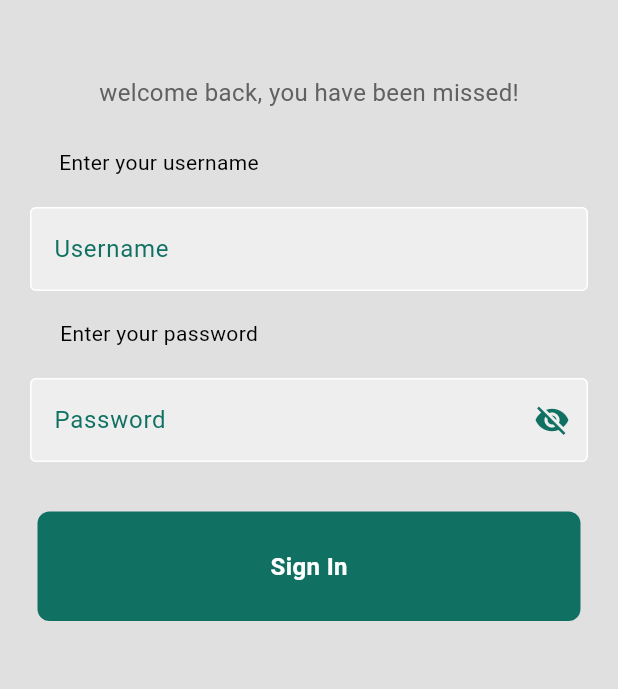
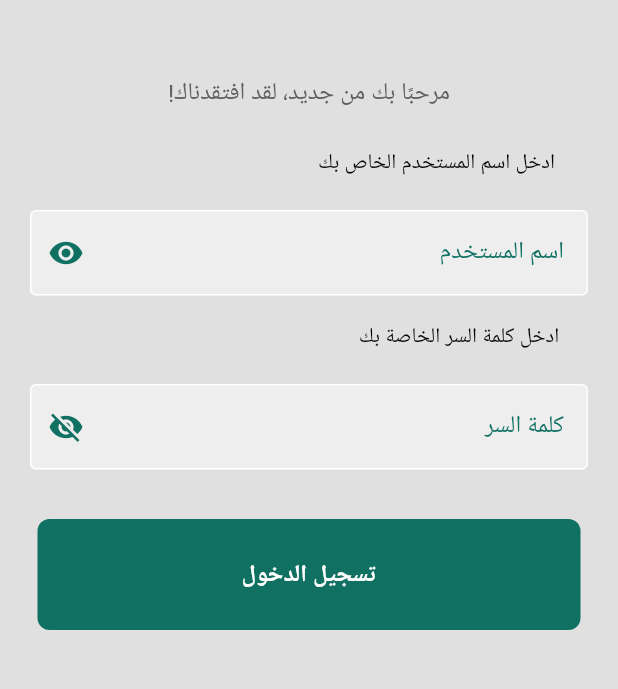
Before and after one commit to Emad-Nasri/pharmacy-app, a Flutter app: the screen it shows after launch, on a phone screen of 412 x 824 dp, the part 225-914 px from its top. Run offline on Flutter 3.47's test engine with Material 3 defaults, Android fonts, the light colour scheme and no system bars; our stand-ins replace firebase_core, firebase_messaging, get, get_storage, pdf, printing; accounts and stored records are empty.

Commit message:
add arabic and english language in my app with two json file intl_en to english and file intl_ar for arabic

```diff
--- a/lib/components/my_expiration.dart
+++ b/lib/components/my_expiration.dart
@@ -1,6 +1,5 @@
 import 'package:flutter/material.dart';
 import 'package:get/get.dart';
-import 'package:pharmacy_app/components/my_drawer.dart';
 import 'package:pharmacy_app/pages/details_page.dart';
 import 'package:pharmacy_app/theme/theme_controller.dart';
 
--- a/lib/components/my_medicine.dart
+++ b/lib/components/my_medicine.dart
@@ -2,6 +2,7 @@ import 'package:flutter/material.dart';
 import 'package:get/get.dart';
 import 'package:pharmacy_app/pages/details_page.dart';
 
+// ignore: must_be_immutable
 class MyMedicine extends StatelessWidget {
   MyMedicine(
       {super.key,
--- a/lib/components/my_text_field.dart
+++ b/lib/components/my_text_field.dart
@@ -1,5 +1,11 @@
 import 'package:flutter/material.dart';
 import 'package:flutter/services.dart';
+import 'package:get/get.dart';
+
+bool isArabic() {
+  final locale = Get.locale ?? const Locale('ar');
+  return locale.languageCode == 'ar';
+}
 
 class MyTextField extends StatelessWidget {
   final TextEditingController controller;
@@ -27,6 +33,14 @@ class MyTextField extends StatelessWidget {
     final bool isConfirmPassword =
         lableText.toLowerCase() == 'confirm password';
 
+    final eyeIcon = IconButton(
+      icon: Icon(
+        obscureText ? Icons.visibility_off : Icons.visibility,
+        color: const Color(0xff107163),
+      ),
+      onPressed: toggleVisibility,
+    );
+
     return Padding(
       padding: const EdgeInsets.symmetric(vertical: 8, horizontal: 20),
       child: TextFormField(
@@ -37,7 +51,7 @@ class MyTextField extends StatelessWidget {
         cursorColor: const Color(0xff107163),
         style: const TextStyle(color: Color(0xff107163)),
         decoration: InputDecoration(
-          label: Text(lableText),
+          labelText: lableText,
           labelStyle: const TextStyle(color: Color(0xff107163)),
           enabledBorder: const OutlineInputBorder(
             borderSide: BorderSide(color: Colors.white),
@@ -49,29 +63,11 @@ class MyTextField extends StatelessWidget {
           filled: true,
           hintText: hintText,
           hintStyle: const TextStyle(color: Color(0xff107163)),
-          suffixIcon: isPassword || isConfirmPassword
-              ? IconButton(
-                  icon: Icon(
-                    obscureText ? Icons.visibility_off : Icons.visibility,
-                    color: const Color(0xff107163),
-                  ),
-                  onPressed: toggleVisibility,
-                )
-              : null,
+          suffixIcon: eyeIcon,
         ),
         validator: (value) {
           if (value == null || value.trim().isEmpty) {
             return 'Please enter a $lableText.';
-          }
-          if (lableText.toLowerCase() == 'age') {
-            if (!RegExp(r'^[0-9/]+$').hasMatch(value.trim())) {
-              return 'Age must contain only numbers and slashes.';
-            }
-          }
-          if (lableText.toLowerCase() == 'phone number') {
-            if (!RegExp(r'^\+963[0-9]{7,}$').hasMatch(value.trim())) {
-              return 'Phone number must start with +963 and contain at least 7 digits after.';
-            }
           }
           if (isPassword && value.length < 8) {
             return 'Password must be at least 8 characters long.';
--- /dev/null
+++ b/lib/l10n/intl_ar.arb
@@ -0,0 +1,30 @@
+{
+    "welcome":"مرحبًا بك من جديد، لقد افتقدناك!",
+    "username":"اسم المستخدم",
+    "enter_your_username":"ادخل اسم المستخدم الخاص بك",
+    "password":"كلمة السر",
+    "enter_your_password":"ادخل كلمة السر الخاصة بك",
+    "sign_in":"تسجيل الدخول",
+
+    "home":"الصفحة الرئيسية",
+    "category":"الفئات",
+    "search":"بحث",
+    "notifications":"اشعارات",
+    "invoice":"فاتورة",
+    "logout":"تسجيل خروج",
+
+    "details":"التفاصيل",
+
+    "search1":"البحث عن منتج...",
+    "no_result":"لا يوجد نتائج",
+
+    "invoiceDate":"تاريخ الفاتورة",
+    "medicine": "دواء",
+    "price": "السعر",
+    "quantity": "الكمية",
+    "total": "المجموع",
+    "printInvoice":"طباعة الفاتورة",
+
+    "expirationDate":"تاريخ انتهاء الصلاحية"
+
+}
--- a/lib/main.dart
+++ b/lib/main.dart
@@ -1,7 +1,9 @@
 import 'package:flutter/material.dart';
+import 'package:flutter_localizations/flutter_localizations.dart';
 import 'package:get/get.dart';
 import 'package:get_storage/get_storage.dart';
 import 'package:pharmacy_app/components/my_invoice.dart';
+import 'package:pharmacy_app/generated/l10n.dart';
 import 'package:pharmacy_app/pages/splash_screen.dart';
 import 'package:pharmacy_app/theme/theme_controller.dart';
 import 'package:firebase_core/firebase_core.dart';
@@ -9,7 +11,7 @@ import 'package:firebase_core/firebase_core.dart';
 void main() async {
   WidgetsFlutterBinding.ensureInitialized();
   await GetStorage.init();
-  // await Firebase.initializeApp();
+  await Firebase.initializeApp();
 
   Get.put(InvoiceController());
   runApp(MyApp());
@@ -23,6 +25,14 @@ class MyApp extends StatelessWidget {
   @override
   Widget build(BuildContext context) {
     return GetMaterialApp(
+      locale: const Locale('ar'),
+      localizationsDelegates: const [
+        S.delegate,
+        GlobalMaterialLocalizations.delegate,
+        GlobalWidgetsLocalizations.delegate,
+        GlobalCupertinoLocalizations.delegate,
+      ],
+      supportedLocales: S.delegate.supportedLocales,
       debugShowCheckedModeBanner: false,
       title: 'Pharmacy App',
       theme: ThemeData.light(),
--- a/lib/pages/details_page.dart
+++ b/lib/pages/details_page.dart
@@ -2,6 +2,7 @@ import 'package:flutter/material.dart';
 import 'package:get/get.dart';
 import 'package:pharmacy_app/components/my_invoice.dart';
 import 'package:pharmacy_app/components/my_medicine.dart';
+import 'package:pharmacy_app/generated/l10n.dart';
 import 'package:pharmacy_app/models/date.dart';
 import 'package:pharmacy_app/pages/invoice_page.dart';
 import 'package:pharmacy_app/theme/theme_controller.dart';
@@ -55,7 +56,7 @@ class DetailsPage extends StatelessWidget {
           iconTheme: IconThemeData(color: iconColor),
           backgroundColor: appBarColor,
           title: Text(
-            'Details',
+            S.of(context).details,
             style: TextStyle(color: appBarTextColor),
           ),
           actions: [
--- a/lib/pages/login.dart
+++ b/lib/pages/login.dart
@@ -1,9 +1,11 @@
 import 'dart:developer';
 
 import 'package:flutter/material.dart';
+import 'package:intl/intl.dart';
 import 'package:pharmacy_app/components/my_button.dart';
 import 'package:pharmacy_app/components/my_text_field.dart';
 import 'package:get/get.dart';
+import 'package:pharmacy_app/generated/l10n.dart';
 import 'package:pharmacy_app/pages/home_page.dart';
 import 'package:pharmacy_app/services/auth_service.dart';
 
@@ -23,7 +25,7 @@ class _LoginPageState extends State<LoginPage> {
   bool isLoading = false;
 
   void singUserIn() async {
-    if (_formKey.currentState!.validate()) {
+    /*if (_formKey.currentState!.validate()) {
       setState(() => isLoading = true);
 
       final data = {
@@ -48,7 +50,8 @@ class _LoginPageState extends State<LoginPage> {
       } finally {
         setState(() => isLoading = false);
       }
-    }
+    }*/
+    Get.off(const HomePage());
   }
 
   void togglePasswordVisibility() {
@@ -89,7 +92,7 @@ class _LoginPageState extends State<LoginPage> {
                     //welcome back, you have been missed!
 
                     Text(
-                      'welcome back, you have been missed!',
+                      S.of(context).welcome,
                       style: TextStyle(color: Colors.grey[700], fontSize: 16),
                     ),
 
@@ -97,37 +100,43 @@ class _LoginPageState extends State<LoginPage> {
 
                     //Enter your username
 
-                    const Padding(
-                      padding: EdgeInsets.only(right: 200, bottom: 12),
+                    Padding(
+                      padding: EdgeInsets.only(
+                          right: isArabic() ? 20 : 200,
+                          left: isArabic() ? 190 : 0,
+                          bottom: 12),
                       child: Text(
-                        'Enter your username',
-                        style: TextStyle(color: Colors.black),
+                        S.of(context).enter_your_username,
+                        style: const TextStyle(color: Colors.black),
                       ),
                     ),
 
-                    //TextField for username
+                    //TextField for password
 
                     MyTextField(
                       controller: usernameController,
-                      hintText: 'Username',
-                      lableText: 'Username',
+                      hintText: S.of(context).username,
+                      lableText: S.of(context).username,
                       obscureText: false,
                     ),
 
                     const SizedBox(height: 10),
 
-                    const Padding(
-                      padding: EdgeInsets.only(right: 200, bottom: 12),
+                    Padding(
+                      padding: EdgeInsets.only(
+                          right: isArabic() ? 0 : 200,
+                          left: isArabic() ? 200 : 0,
+                          bottom: 12),
                       child: Text(
-                        'Enter your password',
-                        style: TextStyle(color: Colors.black),
+                        S.of(context).enter_your_password,
+                        style: const TextStyle(color: Colors.black),
                       ),
                     ),
 
                     MyTextField(
                       controller: passwordController,
-                      hintText: 'Password',
-                      lableText: 'Password',
+                      hintText: S.of(context).password,
+                      lableText: S.of(context).password,
                       obscureText: showPassword,
                       toggleVisibility: togglePasswordVisibility,
                     ),
@@ -148,7 +157,7 @@ class _LoginPageState extends State<LoginPage> {
                             )))
                         : MyButton(
                             onTap: singUserIn,
-                            text: 'Sign In',
+                            text: S.of(context).sign_in,
                           ),
 
                     const SizedBox(height: 10),
@@ -162,3 +171,7 @@ class _LoginPageState extends State<LoginPage> {
     );
   }
 }
+
+bool isArabic() {
+  return Intl.getCurrentLocale() == 'ar';
+}
--- a/lib/pages/notification_page.dart
+++ b/lib/pages/notification_page.dart
@@ -2,6 +2,7 @@ import 'package:flutter/material.dart';
 import 'package:get/get.dart';
 import 'package:pharmacy_app/components/my_drawer.dart';
 import 'package:pharmacy_app/components/my_expiration.dart';
+import 'package:pharmacy_app/generated/l10n.dart';
 import 'package:pharmacy_app/theme/theme_controller.dart';
 
 class NotificationPage extends StatelessWidget {
@@ -57,7 +58,7 @@ class NotificationPage extends StatelessWidget {
         backgroundColor: appBarColor,
         iconTheme: IconThemeData(color: iconColor),
         title: Text(
-          'Notifications',
+          S.of(context).notifications,
           style: TextStyle(color: iconColor),
         ),
       ),
@@ -74,7 +75,7 @@ class NotificationPage extends StatelessWidget {
               ),
               child: ListTile(
                 title: Text(
-                  'Expiration date',
+                  S.of(context).expirationDate,
                   style: TextStyle(color: textColor),
                 ),
                 trailing: Icon(
```
Also changed, not shown: lib/components/my_drawer.dart (+20 -19 lines), lib/l10n/intl_en.arb (added, +30 -0 lines), lib/pages/home_page.dart (+10 -3 lines), lib/pages/invoice_page.dart (+19 -13 lines), lib/pages/search_page.dart (+8 -6 lines), lib/services/auth_service.dart (+7 -0 lines), pubspec.yaml (+7 -12 lines), lib/generated/intl/messages_all.dart (added), lib/generated/intl/messages_ar.dart (added), lib/generated/intl/messages_en.dart (added), lib/generated/l10n.dart (added), pubspec.lock.
